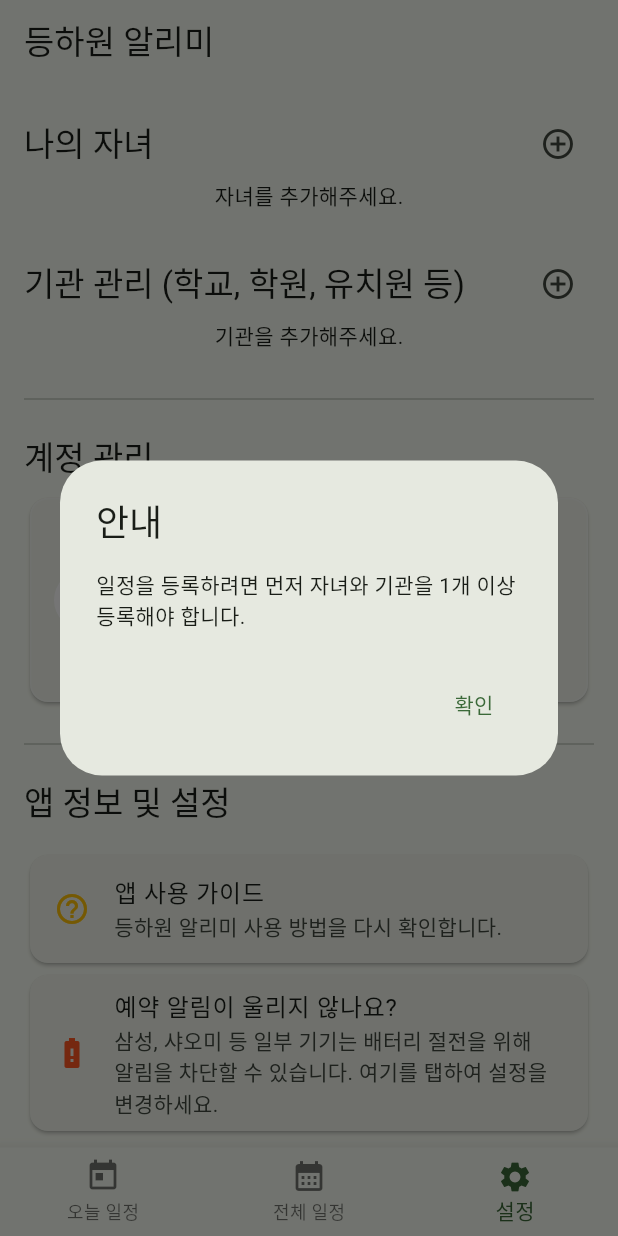
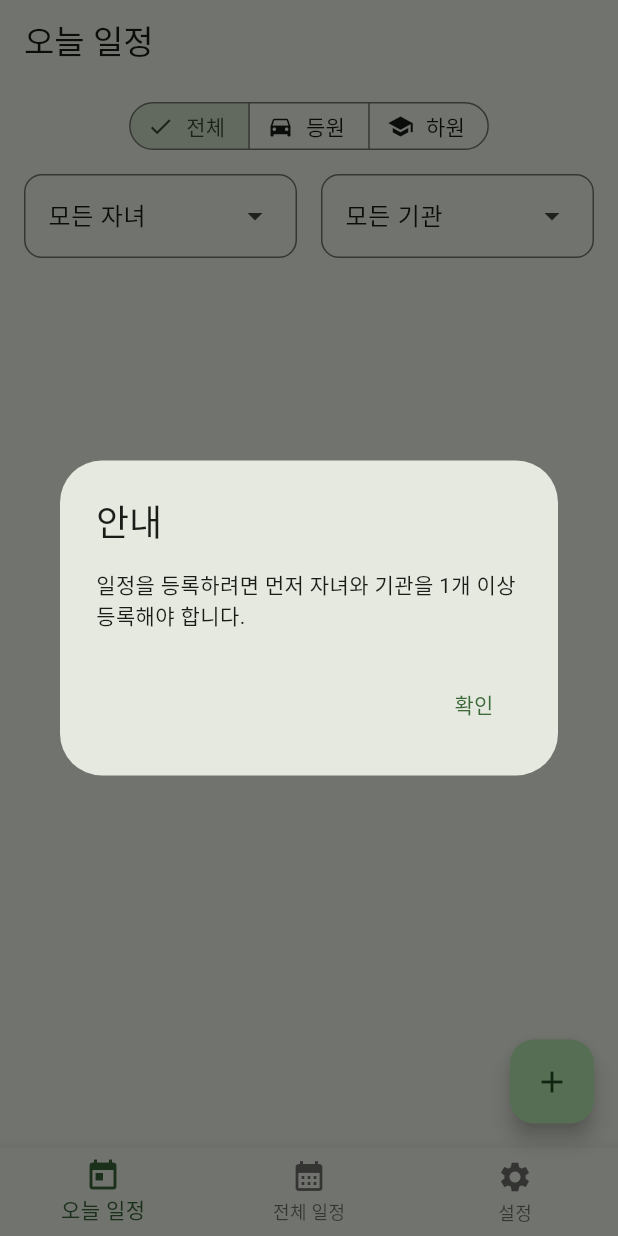
Before and after one commit to twinkleroot/parent-helper, a Flutter app: the screen it shows after launch, item 2 of the bottom bar chosen, after a tap on the "add" icon, on a phone screen of 412 x 824 dp. Run offline on Flutter 3.47's test engine with Material 3 defaults, Android fonts, the phone set to English and light mode, and no system bars; our stand-ins replace cloud_firestore, firebase_auth, firebase_core, flutter_dotenv, flutter_local_notifications, google_mobile_ads and 8 more; accounts and stored records are empty.

Commit message:
데이터 연동 버그 수정

```diff
--- a/lib/screens/home_screen.dart
+++ b/lib/screens/home_screen.dart
@@ -30,6 +30,7 @@ class HomeScreen extends StatefulWidget {
 
 class _HomeScreenState extends State<HomeScreen> {
   int _currentIndex = 0;
+  late List<HomeTab> _widgetOptions;
 
   @override
   void initState() {
@@ -50,11 +51,33 @@ class _HomeScreenState extends State<HomeScreen> {
     }
   }
 
-  static const List<Widget> _tabs = <Widget>[
-    TodayScheduleTab(),
-    AllSchedulesTab(),
-    ManagementTab(),
-  ];
+  @override
+  void didChangeDependencies() {
+    super.didChangeDependencies();
+    // [중요] AppUser 상태 변경을 감지하여 위젯 리스트를 재생성
+    // 이렇게 해야 로그인/로그아웃 시 탭들이 다시 빌드되면서 DataRepository의 변경된 상태를 반영함
+    Provider.of<AppUser?>(context); // 리빌드 트리거
+
+    final adService = Provider.of<AdService>(context, listen: false);
+
+    _widgetOptions = [
+      HomeTab(
+        title: '오늘 일정',
+        widget: const TodayScheduleTab(),
+        bannerAd: adService.bannerAdHome,
+      ),
+      HomeTab(
+        title: '전체 일정',
+        widget: const AllSchedulesTab(),
+        bannerAd: adService.bannerAdList,
+      ),
+      HomeTab(
+        title: '설정',
+        widget: const ManagementTab(),
+        bannerAd: adService.bannerAdMgmt,
+      ),
+    ];
+  }
 
   void _onItemTapped(int index) {
     setState(() {
@@ -69,6 +92,22 @@ class _HomeScreenState extends State<HomeScreen> {
     super.dispose();
   }
 
+  Widget _buildBannerAdWidget(BannerAd? bannerAd) {
+    if (bannerAd == null) {
+      return const SizedBox(height: 50.0);
+    }
+
+    return Container(
+      alignment: Alignment.center,
+      width: AdSize.banner.width.toDouble(),
+      height: AdSize.banner.height.toDouble(),
+      child: AdWidget(
+        ad: bannerAd,
+        key: ValueKey('${bannerAd.adUnitId}_$_currentIndex'),
+      ),
+    );
+  }
+
   @override
   Widget build(BuildContext context) {
     final authService = Provider.of<AuthService>(context, listen: false);
@@ -76,9 +115,15 @@ class _HomeScreenState extends State<HomeScreen> {
     final adService = Provider.of<AdService>(context, listen: false);
     final user = Provider.of<AppUser?>(context);  // 유저 상태 감지
 
+    // _widgetOptions이 초기화되기 전이나 범위 밖일 경우 대비
+    if (_currentIndex >= _widgetOptions.length) {
+      _currentIndex = 0;
+    }
+    final currentTab = _widgetOptions[_currentIndex];
+
     return Scaffold(
       appBar: AppBar(
-        title: const Text('등하원 알리미'),
+        title: Text(currentTab.title),
         actions: [
           // 로그인 상태일 때만 로그아웃 버튼 표시
           if (user != null)
@@ -116,24 +161,13 @@ class _HomeScreenState extends State<HomeScreen> {
           Expanded(
             child: IndexedStack(
               index: _currentIndex,
-              children: _tabs,
+              children: _widgetOptions.map((e) => e.widget).toList(),
             ),
           ),
-
-          // 2. 현재 탭에 맞는 배너 광고 표시 영역
-          if (_currentIndex == 0 && adService.isBannerAdHomeLoaded)
-            _buildBannerContainer(adService.bannerAdHome),
-
-          if (_currentIndex == 1 && adService.isBannerAdListLoaded)
-            _buildBannerContainer(adService.bannerAdList),
-
-          if (_currentIndex == 2 && adService.isBannerAdMgmtLoaded)
-            _buildBannerContainer(adService.bannerAdMgmt),
+          _buildBannerAdWidget(currentTab.bannerAd),
         ],
       ),
       bottomNavigationBar: BottomNavigationBar(
-        currentIndex: _currentIndex,
-        onTap: _onItemTapped,
         items: const <BottomNavigationBarItem>[
           BottomNavigationBarItem(
             icon: Icon(Icons.today),
@@ -148,6 +182,8 @@ class _HomeScreenState extends State<HomeScreen> {
             label: '설정',
           ),
         ],
+        currentIndex: _currentIndex,
+        onTap: _onItemTapped,
       ),
       // FAB를 Scaffold에 직접 추가
       floatingActionButton: _currentIndex == 0 || _currentIndex == 1
@@ -176,8 +212,6 @@ class _HomeScreenState extends State<HomeScreen> {
                       );
                     },
                   );
-                  // 4. '설정' 탭(index 2)으로 이동시킵니다.
-                  _onItemTapped(2);
                 } else {
                   // 5. 데이터가 모두 있으면 기존처럼 일정 등록 화면으로 이동합니다.
                   Navigator.of(context).push(
--- a/lib/screens/tabs/all_schedules_tab.dart
+++ b/lib/screens/tabs/all_schedules_tab.dart
@@ -4,6 +4,7 @@ import 'package:provider/provider.dart';
 import '../../models/child.dart';
 import '../../models/institution.dart';
 import '../../models/schedule.dart';
+import '../../models/user.dart';
 import '../../widgets/schedule_list_item.dart';
 import '../add_edit_schedule_screen.dart';
 
@@ -22,24 +23,30 @@ class _AllSchedulesTabState extends State<AllSchedulesTab> {
 
   @override
   Widget build(BuildContext context) {
-    final firestoreService = Provider.of<DataRepository>(context);
+    // [중요] 로그인 상태(AppUser)가 변경되면 이 위젯을 다시 빌드하도록 구독합니다.
+    // 이를 통해 로그인 직후 DataRepository가 Firestore 데이터를 가져오게 됩니다.
+    Provider.of<AppUser?>(context);
+
+    final dataRepository = Provider.of<DataRepository>(context);
 
     return Column(
       children: [
         // 필터 영역
-        _buildFilterBar(firestoreService),
+        _buildFilterBar(dataRepository),
         // 리스트 영역
         Expanded(
           child: StreamBuilder<List<Schedule>>(
-            stream: firestoreService.getAllSchedules(),
+            stream: dataRepository.getAllSchedules(),
             builder: (context, snapshot) {
               if (snapshot.connectionState == ConnectionState.waiting) {
                 return const Center(child: CircularProgressIndicator());
               }
-              if (!snapshot.hasData || snapshot.data!.isEmpty) {
+              final allSchedules = snapshot.data ?? [];
+
+              if (allSchedules.isEmpty) {
                 return const Center(
                   child: Text(
-                    '등록된 일정이 없습니다.\n[설정] 탭에서 자녀와 기관을 먼저 등록해주세요.',
+                    '등록된 일정이 없습니다.',
                     textAlign: TextAlign.center,
                     style: TextStyle(fontSize: 16, height: 1.5),
                   ),
@@ -73,7 +80,7 @@ class _AllSchedulesTabState extends State<AllSchedulesTab> {
               if (filteredSchedules.isEmpty) {
                 return const Center(
                   child: Text(
-                    '필터 조건에 맞는 일정이 없습니다.',
+                    '선택한 조건에 맞는 일정이 없습니다.',
                     style: TextStyle(fontSize: 16),
                   ),
                 );
@@ -105,7 +112,7 @@ class _AllSchedulesTabState extends State<AllSchedulesTab> {
   }
 
   // 필터 바 위젯
-  Widget _buildFilterBar(DataRepository firestoreService) {
+  Widget _buildFilterBar(DataRepository dateRepository) {
     // 둥근 모서리 테마 정의
     final roundedDropdownTheme = InputDecorationTheme(
       border: OutlineInputBorder(
@@ -153,12 +160,10 @@ class _AllSchedulesTabState extends State<AllSchedulesTab> {
               // 자녀 필터
               Expanded(
                 child: StreamBuilder<List<Child>>(
-                  stream: firestoreService.getChildren(),
+                  stream: dateRepository.getChildren(),
                   builder: (context, snapshot) {
-                    if (!snapshot.hasData) {
-                      return const SizedBox.shrink(); // 로딩 중 UI 생략
-                    }
-                    final children = snapshot.data!;
+                    // [수정] 데이터가 없어도 표시
+                    final children = snapshot.data ?? [];
 
                     final List<DropdownMenuEntry<String?>> childEntries = [
                       const DropdownMenuEntry<String?>(
@@ -189,12 +194,10 @@ class _AllSchedulesTabState extends State<AllSchedulesTab> {
               // 기관 필터
               Expanded(
                 child: StreamBuilder<List<Institution>>(
-                  stream: firestoreService.getInstitutions(),
+                  stream: dateRepository.getInstitutions(),
                   builder: (context, snapshot) {
-                    if (!snapshot.hasData) {
-                      return const SizedBox.shrink();
-                    }
-                    final institutions = snapshot.data!;
+                    // [수정] 데이터가 없어도 표시
+                    final institutions = snapshot.data ?? [];
 
                     final List<DropdownMenuEntry<String?>> instEntries = [
                       const DropdownMenuEntry<String?>(
--- a/lib/screens/tabs/management_tab.dart
+++ b/lib/screens/tabs/management_tab.dart
@@ -3,6 +3,7 @@ import 'package:flutter/material.dart';
 import 'package:permission_handler/permission_handler.dart' as permission_handler;
 import 'package:provider/provider.dart';
 import 'package:url_launcher/url_launcher.dart';
+import '../../models/user.dart';
 import '../../models/child.dart';
 import '../../models/institution.dart';
 import '../../services/auth_service.dart';
@@ -168,12 +169,9 @@ class ManagementTab extends StatelessWidget {
     );
   }
 
-  // 계정 탈퇴 UI 및 로직
+  // 계정 관리 UI 및 로직
   Widget _buildAccountManagementSection(BuildContext context) {
-    return StreamBuilder<User?>(
-        stream: FirebaseAuth.instance.authStateChanges(),
-        builder: (context, snapshot) {
-          final user = snapshot.data;
+    final user = Provider.of<AppUser?>(context);
     final isLogged = user != null;
 
     return Column(
@@ -181,12 +179,10 @@ class ManagementTab extends StatelessWidget {
       children: [
         Text(
           '계정 관리',
-                style: Theme
-                    .of(context)
-                    .textTheme
-                    .titleLarge,
+          style: Theme.of(context).textTheme.titleLarge,
         ),
         const SizedBox(height: 8),
+
         if (!isLogged)
         // 1. 비로그인 상태: 계정 연동 유도
           Card(
@@ -224,10 +220,9 @@ class ManagementTab extends StatelessWidget {
             child: Column(
               children: [
                 ListTile(
-                        leading: const Icon(
-                            Icons.account_circle, color: Colors.green),
+                  leading: const Icon(Icons.account_circle, color: Colors.green),
                   title: const Text('구글 계정 연동됨'),
-                        subtitle: Text(user.email ?? '이메일 정보 없음'),
+                  subtitle: Text(FirebaseAuth.instance.currentUser?.email ?? '이메일 정보 없음'),
                   trailing: TextButton(
                     onPressed: () => _handleSignOut(context),
                     child: const Text(
@@ -246,8 +241,6 @@ class ManagementTab extends StatelessWidget {
             ),
           ),
       ],
-          );
-        },
     );
   }
 
--- a/lib/screens/tabs/today_schedule_tab.dart
+++ b/lib/screens/tabs/today_schedule_tab.dart
@@ -1,9 +1,11 @@
 import 'package:flutter/material.dart';
-import 'package:parent_helper/services/data_repository.dart';
 import 'package:provider/provider.dart';
 import '../../models/child.dart';
 import '../../models/institution.dart';
 import '../../models/schedule.dart';
+import '../../models/user.dart';
+import '../../services/firestore_service.dart'; // DataRepository로 대체되지만 타입 호환 위해 유지
+import '../../services/data_repository.dart';
 import '../../widgets/schedule_list_item.dart';
 import '../add_edit_schedule_screen.dart';
 
@@ -21,20 +23,27 @@ class _TodayScheduleTabState extends State<TodayScheduleTab> {
 
   @override
   Widget build(BuildContext context) {
-    final firestoreService = Provider.of<DataRepository>(context);
+    // [중요] 로그인 상태 변경 시 리빌드
+    Provider.of<AppUser?>(context);
+
+    final dataRepository = Provider.of<DataRepository>(context);
     final todayWeekday = DateTime.now().weekday;
 
     return Column(
       children: [
-        _buildFilterBar(firestoreService),
+        _buildFilterBar(dataRepository),
         Expanded(
           child: StreamBuilder<List<Schedule>>(
-            stream: firestoreService.getAllSchedules(),
+            stream: dataRepository.getAllSchedules(),
             builder: (context, snapshot) {
               if (snapshot.connectionState == ConnectionState.waiting) {
                 return const Center(child: CircularProgressIndicator());
               }
-              if (!snapshot.hasData || snapshot.data!.isEmpty) {
+
+              // 데이터가 없어도 빈 리스트로 처리하여 필터링 로직이 돌도록 함
+              final allSchedules = snapshot.data ?? [];
+
+              if (allSchedules.isEmpty) {
                 return const Center(
                   child: Text(
                     '등록된 일정이 없습니다.', // (전체 일정이 없을 때)
@@ -42,7 +51,6 @@ class _TodayScheduleTabState extends State<TodayScheduleTab> {
                   ),
                 );
               }
-              final allSchedules = snapshot.data!;
 
               // Dart에서 3중 필터링 수행
               final filteredSchedules = allSchedules.where((schedule) {
@@ -110,7 +118,7 @@ class _TodayScheduleTabState extends State<TodayScheduleTab> {
   }
 
   // 필터 바 위젯
-  Widget _buildFilterBar(DataRepository firestoreService) {
+  Widget _buildFilterBar(DataRepository dataRepository) {
     final roundedDropdownTheme = InputDecorationTheme(
       border: OutlineInputBorder(
         borderRadius: BorderRadius.circular(12.0),
@@ -157,12 +165,10 @@ class _TodayScheduleTabState extends State<TodayScheduleTab> {
             children: [
               Expanded(
                 child: StreamBuilder<List<Child>>(
-                  stream: firestoreService.getChildren(),
+                  stream: dataRepository.getChildren(),
                   builder: (context, snapshot) {
-                    if (!snapshot.hasData) {
-                      return const SizedBox.shrink(); // 로딩 중 UI 생략
-                    }
-                    final children = snapshot.data!;
+                    // [수정] 데이터가 없어도 드롭다운 표시 (빈 리스트 처리)
+                    final children = snapshot.data ?? [];
 
                     final List<DropdownMenuEntry<String?>> childEntries = [
                       const DropdownMenuEntry<String?>(
@@ -193,12 +199,10 @@ class _TodayScheduleTabState extends State<TodayScheduleTab> {
               // 기관 필터
               Expanded(
                 child: StreamBuilder<List<Institution>>(
-                  stream: firestoreService.getInstitutions(),
+                  stream: dataRepository.getInstitutions(),
                   builder: (context, snapshot) {
-                    if (!snapshot.hasData) {
-                      return const SizedBox.shrink();
-                    }
-                    final institutions = snapshot.data!;
+                    // [수정] 데이터가 없어도 드롭다운 표시 (빈 리스트 처리)
+                    final institutions = snapshot.data ?? [];
 
                     final List<DropdownMenuEntry<String?>> instEntries = [
                       const DropdownMenuEntry<String?>(
--- a/lib/services/ad_service.dart
+++ b/lib/services/ad_service.dart
@@ -19,9 +19,9 @@ class AdService {
   bool get isBannerAdListLoaded => _bannerAdList != null;
   bool get isBannerAdMgmtLoaded => _bannerAdMgmt != null;
 
-  BannerAd get bannerAdHome => _bannerAdHome!;
-  BannerAd get bannerAdList => _bannerAdList!;
-  BannerAd get bannerAdMgmt => _bannerAdMgmt!;
+  BannerAd? get bannerAdHome => _bannerAdHome;
+  BannerAd? get bannerAdList => _bannerAdList;
+  BannerAd? get bannerAdMgmt => _bannerAdMgmt;
 
   // 광고 로드 완료를 보장하기 위한 Completer 추가
   Completer<void> _appOpenAdCompleter = Completer<void>();
--- a/lib/services/auth_service.dart
+++ b/lib/services/auth_service.dart
@@ -89,6 +89,7 @@ class AuthService {
       return false;
     }
 
+    try {
       // [중요] 계정 삭제는 민감한 작업이므로, Google 재인증을 먼저 수행합니다.
       final GoogleSignInAccount? googleUser = await _googleSignIn.authenticate();
       if (googleUser == null) {
@@ -126,7 +127,15 @@ class AuthService {
 
       // Google에서도 로그아웃
       await _googleSignIn.signOut();
+      await _auth.signOut();
 
       return true;
+    } catch (e) {
+      // 사용자 취소인 경우 (PlatformException code check 등 가능하지만 단순화)
+      logger.e('계정 삭제 실패: $e');
+      // 상위로 에러를 던져서 스낵바를 띄울지 결정하게 함
+      // 단, 재인증 취소는 위에서 false로 리턴했으므로 여기는 진짜 에러임
+      rethrow;
     }
   }
+}
--- a/pubspec.yaml
+++ b/pubspec.yaml
@@ -16,7 +16,7 @@ publish_to: 'none' # Remove this line if you wish to publish to pub.dev
 # https://developer.apple.com/library/archive/documentation/General/Reference/InfoPlistKeyReference/Articles/CoreFoundationKeys.html
 # In Windows, build-name is used as the major, minor, and patch parts
 # of the product and file versions while build-number is used as the build suffix.
-version: 1.2.3+15
+version: 1.2.4+16
 
 environment:
   sdk: ^3.9.2
```
Lines whose indentation alone changed are shown as unchanged.
